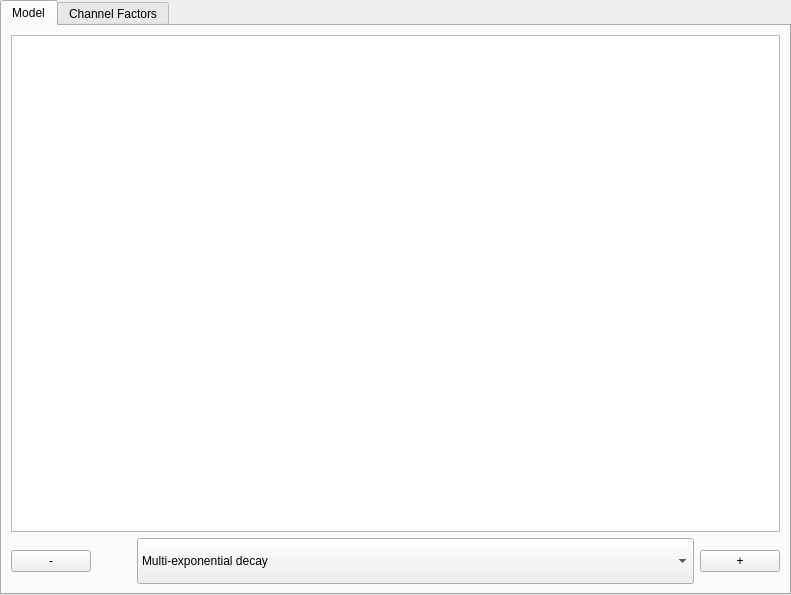
flimfit/FLIMfit, file FLIMfitLibrary/FLIMfitQT/FittingParametersWidget.ui: the form before one commit.
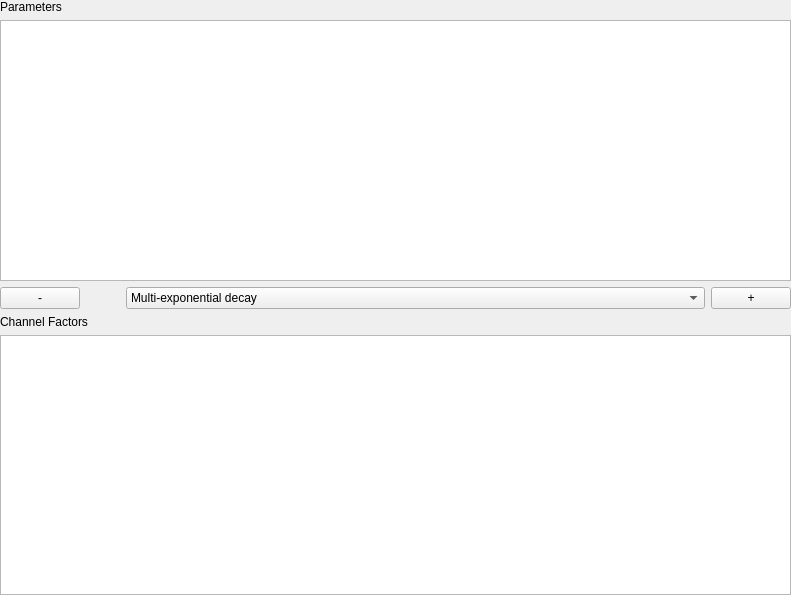
The form after the commit.

```diff
--- a/FLIMfitLibrary/FLIMfitQT/FittingParametersWidget.ui
+++ b/FLIMfitLibrary/FLIMfitQT/FittingParametersWidget.ui
@@ -13,7 +13,7 @@
   <property name="windowTitle">
    <string>Fitting Parameters</string>
   </property>
-  <layout class="QVBoxLayout" name="verticalLayout">
+  <layout class="QVBoxLayout" name="verticalLayout_2">
    <property name="leftMargin">
     <number>0</number>
    </property>
@@ -27,15 +27,12 @@
     <number>0</number>
    </property>
    <item>
-    <widget class="QTabWidget" name="tabWidget">
-     <property name="currentIndex">
-      <number>0</number>
+    <widget class="QLabel" name="label_2">
+     <property name="text">
+      <string>Parameters</string>
      </property>
-     <widget class="QWidget" name="tab">
-      <attribute name="title">
-       <string>Model</string>
-      </attribute>
-      <layout class="QVBoxLayout" name="verticalLayout_2">
+    </widget>
+   </item>
        <item>
         <widget class="QTreeView" name="parameter_tree">
          <attribute name="headerVisible">
@@ -48,7 +45,7 @@
          <item>
           <widget class="QPushButton" name="remove_group_button">
            <property name="text">
-            <string>-</string>
+        <string> - </string>
            </property>
           </widget>
          </item>
@@ -67,11 +64,11 @@
          </item>
          <item>
           <widget class="QComboBox" name="group_type_combo">
-           <property name="minimumSize">
-            <size>
-             <width>0</width>
-             <height>46</height>
-            </size>
+       <property name="sizePolicy">
+        <sizepolicy hsizetype="Preferred" vsizetype="Minimum">
+         <horstretch>0</horstretch>
+         <verstretch>0</verstretch>
+        </sizepolicy>
            </property>
            <item>
             <property name="text">
@@ -93,25 +90,21 @@
          <item>
           <widget class="QPushButton" name="add_group_button">
            <property name="text">
-            <string>+</string>
+        <string> + </string>
            </property>
           </widget>
          </item>
         </layout>
        </item>
-      </layout>
-     </widget>
-     <widget class="QWidget" name="tab_2">
-      <attribute name="title">
+   <item>
+    <widget class="QLabel" name="label">
+     <property name="text">
        <string>Channel Factors</string>
-      </attribute>
-      <layout class="QVBoxLayout" name="verticalLayout_3">
+     </property>
+    </widget>
+   </item>
        <item>
         <widget class="QTreeView" name="channel_factor_tree"/>
-       </item>
-      </layout>
-     </widget>
-    </widget>
    </item>
   </layout>
  </widget>
```
Lines whose indentation alone changed are shown as unchanged.
